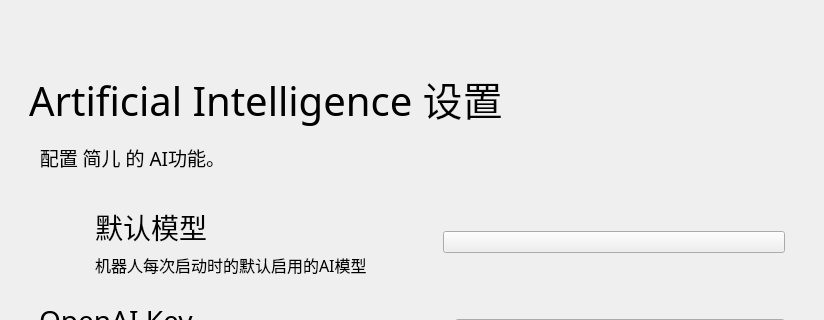
This is UI/JianerSetupAI.ui in ValkyrieEY/Xiaoyi_QQ as Qt 5 draws it before an edit; both pictures show x 0 to 824 and y 0 to 320 of the 824 by 615 pixel window. The edited form follows.
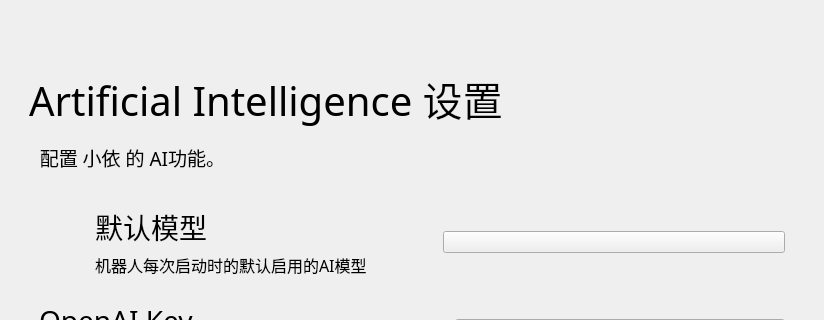
This is the edited form. Custom widgets are drawn as their Qt base class.

Patch:
```diff
--- a/UI/JianerSetupAI.ui
+++ b/UI/JianerSetupAI.ui
@@ -76,7 +76,7 @@
           </font>
          </property>
          <property name="text">
-          <string>    配置 简儿 的 AI功能。</string>
+          <string>    配置 小依 的 AI功能。</string>
          </property>
         </widget>
        </item>
```
Left out of the diff: 2 changed lines with no effect on the pictures.
